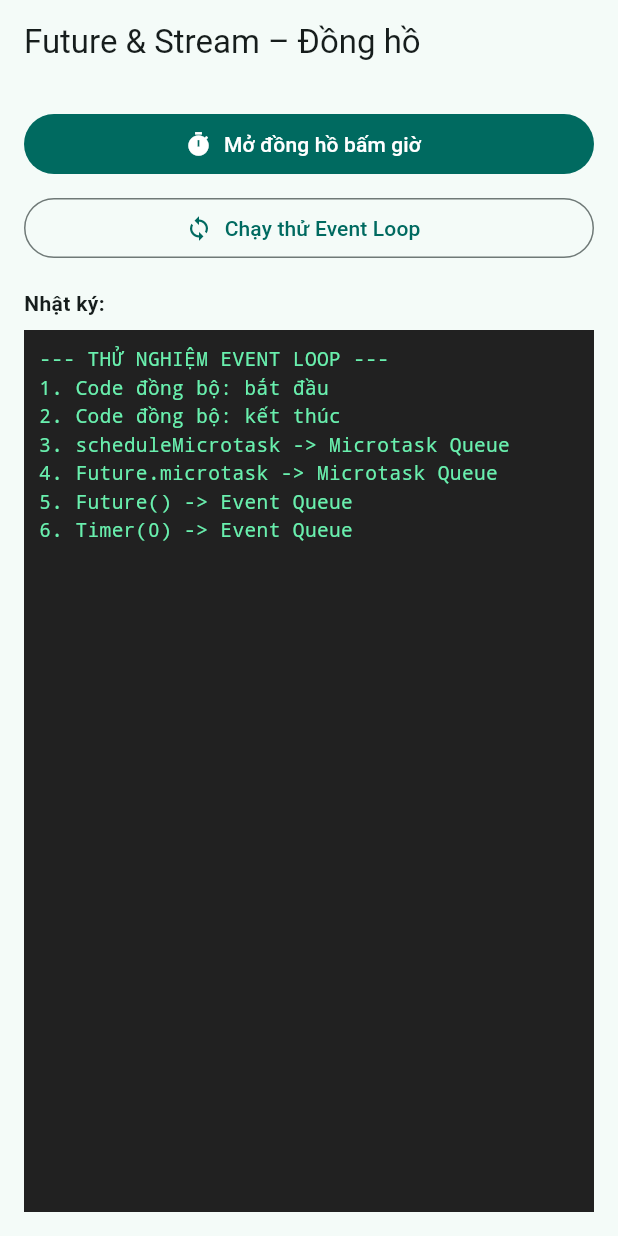
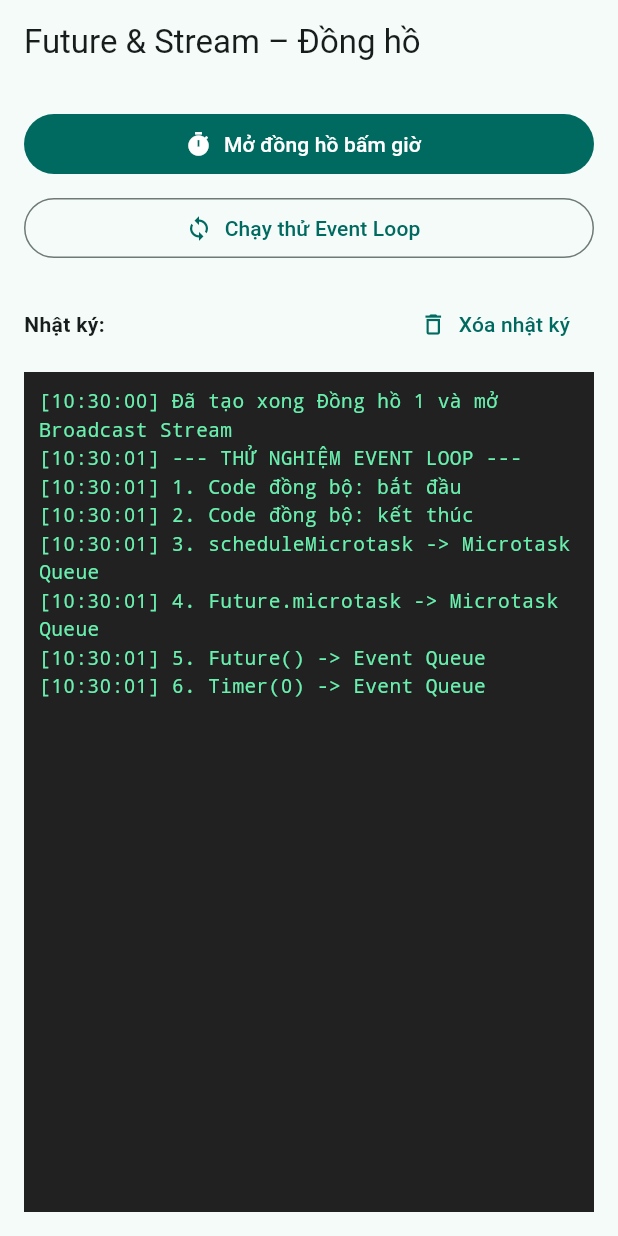
Before and after one commit to binhhu1602/dong-ho-async, a Flutter app: the screen it shows after launch, after a tap on "Mở đồng hồ bấm giờ", after a tap on "Chạy thử Event Loop", on a phone screen of 412 x 824 dp. Run offline on Flutter 3.47's test engine with Material 3 defaults, Android fonts, the phone set to English and light mode, and no system bars.

Commit message:
fix(tu): Sua loi khong dong bo giua nhat ki va khoi tao dong ho, loi khi thoat ra vao lai

```diff
--- a/lib/main.dart
+++ b/lib/main.dart
@@ -29,9 +29,23 @@ class HomeScreen extends StatefulWidget {
 }
 
 class _HomeScreenState extends State<HomeScreen> {
+  final ScrollController _logScrollController = ScrollController();
+
+  // Cuộn xuống dòng nhật ký mới nhất
+  void _scrollToBottom() {
+    WidgetsBinding.instance.addPostFrameCallback((_) {
+      if (_logScrollController.hasClients) {
+        _logScrollController.animateTo(
+          _logScrollController.position.maxScrollExtent,
+          duration: const Duration(milliseconds: 200),
+          curve: Curves.easeOut,
+        );
+      }
+    });
+  }
+
   // Demo thứ tự chạy: Code đồng bộ -> Microtask Queue -> Event Queue
   void _runEventLoopDemo() {
-    appLogs.clear();
     log('--- THỬ NGHIỆM EVENT LOOP ---');
     log('1. Code đồng bộ: bắt đầu');
 
@@ -47,13 +61,16 @@ class _HomeScreenState extends State<HomeScreen> {
 
     // Chờ các hàng đợi chạy xong rồi cập nhật giao diện
     Future.delayed(const Duration(milliseconds: 100), () {
-      if (mounted) setState(() {});
+      if (mounted) {
+        setState(() {});
+        _scrollToBottom();
+      }
     });
   }
 
   // Chuyển sang màn hình đồng hồ
   Future<void> _openStopwatches() async {
-    appLogs.clear();
+    ScaffoldMessenger.of(context).clearSnackBars();
 
     // Chờ người dùng thoát màn hình đồng hồ quay về
     await Navigator.push(
@@ -61,8 +78,18 @@ class _HomeScreenState extends State<HomeScreen> {
       MaterialPageRoute(builder: (_) => const StopwatchScreen()),
     );
 
-    // Cập nhật lại giao diện để xem nhật ký dọn dẹp
-    if (mounted) setState(() {});
+    // Cập nhật lại giao diện để xem nhật ký và xóa thông báo cũ
+    if (mounted) {
+      ScaffoldMessenger.of(context).clearSnackBars();
+      setState(() {});
+      _scrollToBottom();
+    }
+  }
+
+  @override
+  void dispose() {
+    _logScrollController.dispose();
+    super.dispose();
   }
 
   @override
@@ -86,16 +113,40 @@ class _HomeScreenState extends State<HomeScreen> {
               label: const Text('Chạy thử Event Loop'),
             ),
             const SizedBox(height: 16),
+            Row(
+              mainAxisAlignment: MainAxisAlignment.spaceBetween,
+              children: [
                 const Text(
                   'Nhật ký:',
                   style: TextStyle(fontWeight: FontWeight.bold),
+                ),
+                if (appLogs.isNotEmpty)
+                  TextButton.icon(
+                    onPressed: () {
+                      setState(() {
+                        appLogs.clear();
+                      });
+                    },
+                    icon: const Icon(Icons.delete_outline, size: 18),
+                    label: const Text('Xóa nhật ký'),
+                  ),
+              ],
             ),
             const SizedBox(height: 8),
             Expanded(
               child: Container(
                 padding: const EdgeInsets.all(10),
                 color: Colors.black87,
-                child: ListView(
+                child: appLogs.isEmpty
+                    ? const Center(
+                        child: Text(
+                          'Chưa có nhật ký nào. Hãy bấm các nút phía trên để thử nghiệm!',
+                          style: TextStyle(color: Colors.white54, fontSize: 13),
+                          textAlign: TextAlign.center,
+                        ),
+                      )
+                    : ListView(
+                        controller: _logScrollController,
                         children: [
                           for (final line in appLogs)
                             Text(
--- a/lib/stopwatch_screen.dart
+++ b/lib/stopwatch_screen.dart
@@ -13,23 +13,21 @@ class StopwatchScreen extends StatefulWidget {
 }
 
 class _StopwatchScreenState extends State<StopwatchScreen> {
-  final List<StopwatchTask> _tasks = [];
+  // Danh sách đồng hồ được lưu dùng chung để không bị mất khi thoát ra vào lại
+  List<StopwatchTask> get _tasks => appStopwatchTasks;
 
-  // Lưu subscription thông báo của từng đồng hồ để hủy khi cần
+  // Quản lý subscription thông báo của từng đồng hồ
   final Map<StopwatchTask, StreamSubscription<int>> _alertSubs = {};
 
-  // Stream cho ô tìm kiếm
   final StreamController<String> _searchController = StreamController<String>();
   StreamSubscription<String>? _searchSub;
   String _query = '';
 
   bool _adding = false;
-  int _counter = 0;
 
   @override
   void initState() {
     super.initState();
-    log('Mở màn hình đồng hồ');
 
     // Lắng nghe dữ liệu ô tìm kiếm: chuẩn hóa chữ và áp dụng debounce 400ms
     _searchSub = _searchController.stream
@@ -40,8 +38,33 @@ class _StopwatchScreenState extends State<StopwatchScreen> {
       setState(() => _query = text);
     });
 
-    // Thêm đồng hồ đầu tiên khi mở màn hình
+    // Nếu chưa có đồng hồ nào thì tự động tạo Đồng hồ 1
+    if (_tasks.isEmpty) {
       _addStopwatch();
+    } else {
+      // Gắn lắng nghe thông báo mốc 10s cho các đồng hồ đang có
+      for (final task in _tasks) {
+        _listenToAlert(task);
+      }
+    }
+  }
+
+  // Lắng nghe broadcast stream để cảnh báo mốc 10 giây
+  void _listenToAlert(StopwatchTask task) {
+    _alertSubs[task] = task.stream
+        .map((d) => d.inSeconds)
+        .distinct()
+        .where((s) => s > 0 && s % 10 == 0)
+        .listen((s) {
+      log('[${task.name}] Cảnh báo Stream: đã chạy mốc $s giây');
+      if (!mounted) return;
+      ScaffoldMessenger.of(context).showSnackBar(
+        SnackBar(
+          content: Text('⏰ ${task.name} đã chạy $s giây'),
+          duration: const Duration(seconds: 1),
+        ),
+      );
+    });
   }
 
   // Thêm đồng hồ mới (giả lập tác vụ bất đồng bộ mất 0.5s)
@@ -50,75 +73,63 @@ class _StopwatchScreenState extends State<StopwatchScreen> {
 
     await Future.delayed(const Duration(milliseconds: 500));
 
-    // Kiểm tra xem màn hình còn hiển thị hay không trước khi gọi setState
-    if (!mounted) {
-      log('Màn hình đã đóng trước khi tạo xong đồng hồ');
-      return;
-    }
+    if (!mounted) return;
 
-    _counter++;
-    final task = StopwatchTask('Đồng hồ $_counter');
-
-    // Lắng nghe broadcast stream để hiển thị thông báo mỗi khi đồng hồ chạy được 10s
-    _alertSubs[task] = task.stream
-        .map((d) => d.inSeconds)
-        .distinct()
-        .where((s) => s > 0 && s % 10 == 0)
-        .listen((s) {
-      if (!mounted) return;
-      ScaffoldMessenger.of(context).showSnackBar(
-        SnackBar(
-          content: Text('⏰ ${task.name} đã chạy $s giây'),
-          duration: const Duration(seconds: 1),
-        ),
-      );
-    });
+    appStopwatchCounter++;
+    final task = StopwatchTask('Đồng hồ $appStopwatchCounter');
+    _listenToAlert(task);
 
     setState(() {
       _tasks.add(task);
       _adding = false;
     });
-    log('Đã thêm ${task.name}');
+    log('Đã tạo xong ${task.name} và mở Broadcast Stream');
   }
 
-  // Xóa một đồng hồ khỏi danh sách
+  // Xóa một đồng hồ khỏi danh sách và hủy luồng an toàn
   void _removeStopwatch(StopwatchTask task) {
-    // Hủy lắng nghe thông báo mốc 10s
     final sub = _alertSubs.remove(task);
     if (sub != null) {
       sub.cancel();
     }
 
-    // Tắt Timer và đóng Stream của đồng hồ
     task.dispose();
+    log('[${task.name}] Đã xóa khỏi danh sách');
 
     setState(() {
       _tasks.remove(task);
     });
   }
 
-  // Hủy luồng an toàn khi thoát khỏi màn hình
-  @override
-  void dispose() {
-    log('Thoát màn hình: bắt đầu dọn dẹp tài nguyên');
-
-    // 1. Hủy lắng nghe ô tìm kiếm
-    _searchSub?.cancel();
-
-    // 2. Đóng StreamController ô tìm kiếm
-    _searchController.close();
-
-    // 3. Hủy các subscription lắng nghe thông báo
+  // Hủy tất cả đồng hồ và dọn dẹp bộ nhớ an toàn
+  void _clearAllStopwatches() {
     for (final sub in _alertSubs.values) {
       sub.cancel();
     }
+    _alertSubs.clear();
 
-    // 4. Hủy Timer và đóng Stream của từng đồng hồ
-    for (final task in _tasks) {
-      task.dispose();
+    disposeAllStopwatches();
+
+    setState(() {});
+    ScaffoldMessenger.of(context).clearSnackBars();
+    ScaffoldMessenger.of(context).showSnackBar(
+      const SnackBar(
+        content: Text('Đã hủy an toàn toàn bộ luồng đồng hồ'),
+        duration: Duration(seconds: 2),
+      ),
+    );
   }
 
-    log('Dọn dẹp hoàn tất: không còn Stream hay Timer nào chạy ngầm');
+  @override
+  void dispose() {
+    _searchSub?.cancel();
+    _searchController.close();
+
+    for (final sub in _alertSubs.values) {
+      sub.cancel();
+    }
+    _alertSubs.clear();
+
     super.dispose();
   }
 
@@ -127,8 +138,23 @@ class _StopwatchScreenState extends State<StopwatchScreen> {
     final visible =
         _tasks.where((t) => t.name.toLowerCase().contains(_query)).toList();
 
-    return Scaffold(
-      appBar: AppBar(title: const Text('Nhiều đồng hồ bấm giờ')),
+    return PopScope(
+      canPop: true,
+      onPopInvokedWithResult: (didPop, result) {
+        ScaffoldMessenger.of(context).clearSnackBars();
+      },
+      child: Scaffold(
+        appBar: AppBar(
+          title: const Text('Nhiều đồng hồ bấm giờ'),
+          actions: [
+            if (_tasks.isNotEmpty)
+              IconButton(
+                icon: const Icon(Icons.delete_sweep),
+                tooltip: 'Hủy và dọn dẹp tất cả đồng hồ',
+                onPressed: _clearAllStopwatches,
+              ),
+          ],
+        ),
         floatingActionButton: FloatingActionButton.extended(
           onPressed: _adding ? null : _addStopwatch,
           icon: _adding
@@ -151,7 +177,6 @@ class _StopwatchScreenState extends State<StopwatchScreen> {
                   border: OutlineInputBorder(),
                 ),
                 onChanged: (text) {
-                // Đẩy ký tự vừa gõ vào Stream
                   _searchController.add(text);
                 },
               ),
@@ -171,6 +196,7 @@ class _StopwatchScreenState extends State<StopwatchScreen> {
               ),
             ),
           ],
+        ),
       ),
     );
   }
--- a/lib/stopwatch_task.dart
+++ b/lib/stopwatch_task.dart
@@ -1,11 +1,30 @@
 import 'dart:async';
 
-// Danh sách nhật ký để hiển thị lên màn hình chính
+// Danh sách nhật ký hiển thị lên màn hình
 final List<String> appLogs = [];
 
+// Danh sách các đồng hồ trong ứng dụng (giữ trạng thái khi chuyển màn hình)
+final List<StopwatchTask> appStopwatchTasks = [];
+
+// Biến đếm số lượng đồng hồ đã tạo
+int appStopwatchCounter = 0;
+
+// Ghi nhật ký có kèm mốc thời gian giờ:phút:giây
 void log(String message) {
-  appLogs.add(message);
-  print(message); // ignore: avoid_print
+  final now = DateTime.now();
+  final h = now.hour.toString().padLeft(2, '0');
+  final m = now.minute.toString().padLeft(2, '0');
+  final s = now.second.toString().padLeft(2, '0');
+  appLogs.add('[$h:$m:$s] $message');
+}
+
+// Hủy và dọn dẹp toàn bộ đồng hồ (giải phóng bộ nhớ)
+void disposeAllStopwatches() {
+  for (final task in appStopwatchTasks) {
+    task.dispose();
+  }
+  appStopwatchTasks.clear();
+  log('Đã dọn dẹp và hủy toàn bộ luồng đồng hồ');
 }
 
 // Lớp quản lý một đồng hồ bấm giờ (chạy độc lập)
@@ -13,22 +32,15 @@ class StopwatchTask {
   StopwatchTask(this.name);
 
   final String name;
-
-  // Đối tượng đếm thời gian
   final Stopwatch _stopwatch = Stopwatch();
-
-  // Hẹn giờ định kỳ 50ms để phát thời gian mới vào Stream
   Timer? _timer;
 
-  // StreamController dạng broadcast để nhiều nơi có thể cùng lắng nghe
+  // StreamController dạng broadcast để nhiều nơi cùng lắng nghe
   final StreamController<Duration> _controller =
       StreamController<Duration>.broadcast();
 
-  // Luồng dữ liệu thời gian cho bên ngoài lắng nghe
   Stream<Duration> get stream => _controller.stream;
-
   bool get isRunning => _stopwatch.isRunning;
-
   Duration get elapsed => _stopwatch.elapsed;
 
   // Bắt đầu bấm giờ
@@ -38,6 +50,7 @@ class StopwatchTask {
     _timer = Timer.periodic(const Duration(milliseconds: 50), (_) {
       _send(_stopwatch.elapsed);
     });
+    log('[$name] Bắt đầu chạy (Timer 50ms & phát Stream)');
   }
 
   // Tạm dừng bấm giờ
@@ -46,15 +59,16 @@ class StopwatchTask {
     _timer?.cancel();
     _timer = null;
     _send(_stopwatch.elapsed);
+    log('[$name] Tạm dừng (đã hủy Timer)');
   }
 
   // Đặt lại về 0
   void reset() {
     _stopwatch.reset();
     _send(Duration.zero);
+    log('[$name] Đặt lại về 00:00.00');
   }
 
-  // Gửi thời gian vào Stream nếu Stream chưa bị đóng
   void _send(Duration value) {
     if (!_controller.isClosed) {
       _controller.add(value);
@@ -66,7 +80,7 @@ class StopwatchTask {
     _timer?.cancel();
     _stopwatch.stop();
     _controller.close();
-    log('[$name] dispose: đã tắt Timer và đóng Stream');
+    log('[$name] dispose: đã tắt Timer và đóng Stream an toàn');
   }
 }
 
@@ -75,9 +89,7 @@ StreamTransformer<String, String> debounce(Duration duration) {
   Timer? timer;
   return StreamTransformer<String, String>.fromHandlers(
     handleData: (text, sink) {
-      // Hủy lần chờ trước khi có ký tự mới
       timer?.cancel();
-      // Bắt đầu đếm lại thời gian chờ
       timer = Timer(duration, () {
         sink.add(text);
       });
@@ -89,7 +101,7 @@ StreamTransformer<String, String> debounce(Duration duration) {
   );
 }
 
-// Định dạng thời gian dạng mm:ss.ms (ví dụ: 01:23.45)
+// Định dạng thời gian mm:ss.ms
 String formatTime(Duration d) {
   int minutes = d.inMinutes;
   int seconds = d.inSeconds % 60;
```
Lines whose indentation alone changed are shown as unchanged.
